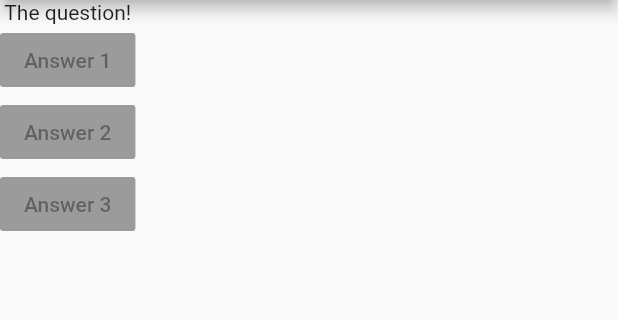
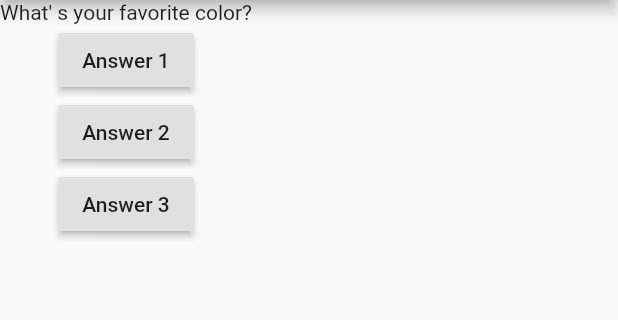
Before and after one commit to SaiAshish9/QuizApp, a Flutter app: the screen it shows after launch, on a phone screen of 412 x 824 dp, the part 84-404 px from its top. Run offline on Flutter 3.47's test engine with Material 2 defaults, Android fonts, the phone set to English and light mode, and no system bars.

```diff
--- a/lib/main.dart
+++ b/lib/main.dart
@@ -5,6 +5,13 @@ void main() {
 }
 
 class MyApp extends StatelessWidget{
+
+  var questionIndex = 0;
+
+  void answerQuestion(){
+    questionIndex += 1;
+    print(questionIndex);
+  }
 
   @override
   Widget build(BuildContext context){
@@ -20,10 +27,10 @@ class MyApp extends StatelessWidget{
       ),
       body:Column(
         children:[
-          Text('The question!'),
-          RaisedButton(child:Text('Answer 1'),onPressed:null),
-          RaisedButton(child:Text('Answer 2'),onPressed:null),
-          RaisedButton(child:Text('Answer 3'),onPressed:null),
+          Text(questions[questionIndex]),
+          RaisedButton(child:Text('Answer 1'),onPressed:answerQuestion),
+          RaisedButton(child:Text('Answer 2'),onPressed:()=>print('Answer 2 Chosen')),
+          RaisedButton(child:Text('Answer 3'),onPressed:answerQuestion),
         ],
         ),
     ),
```
